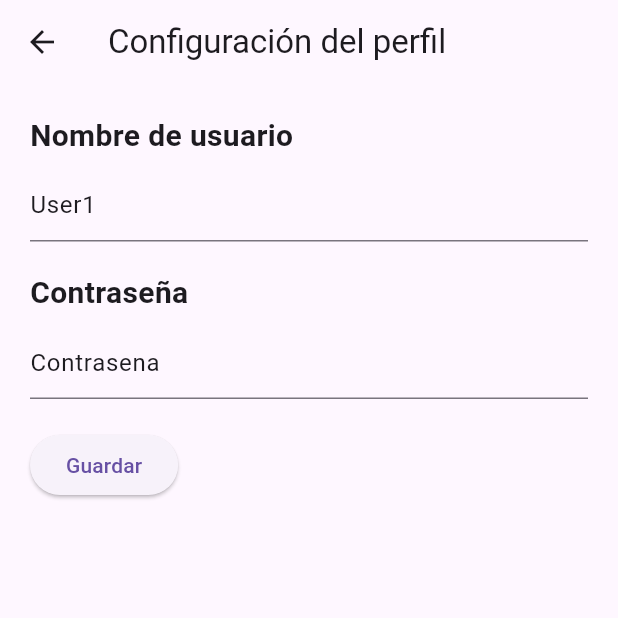
After one commit to DanielMillanM/PI3, a Flutter app: the UserConfig screen opened directly, after a tap on "Editar", on a phone screen of 412 x 824 dp, the top half of it. The commit adds this screen. Run offline on Flutter 3.47's test engine with Material 3 defaults, Android fonts, the phone set to English and light mode, and no system bars; our stand-ins replace flutter_map, geolocator, google_nav_bar, latlong2, shared_preferences; accounts and stored records are empty.

Commit message:
vista editar usuario y buzon de errores

```diff
--- a/app_turismo/lib/pages/main_page.dart
+++ b/app_turismo/lib/pages/main_page.dart
@@ -3,6 +3,7 @@
 import 'package:flutter/material.dart';
 import 'package:app_turismo/pages/login_page.dart';
 import 'package:app_turismo/pages/register_page.dart';
+
 
 class MyMainPage extends StatelessWidget {
   const MyMainPage({super.key});
--- a/app_turismo/lib/pages/settings.dart
+++ b/app_turismo/lib/pages/settings.dart
@@ -29,7 +29,7 @@ class _MySettingsState extends State<MySettings> {
                 leading: Icon(Icons.person, size: 40,),
                 title: Text("Configuración de perfil"),
                 onTap: () {
-                  // llamar a la página de detalles del lugar
+                    Navigator.pushNamed(context, "/userconfig");
                 },
               ),
               ListTile(
@@ -37,7 +37,7 @@ class _MySettingsState extends State<MySettings> {
                 title: Text("Buzón"),
                 subtitle: Text("Reportar errores"),
                 onTap: () {
-                  // llamar a la página de detalles del lugar
+                    Navigator.pushNamed(context, "/buzon");
                 },
               ),
               ListTile(
--- /dev/null
+++ b/app_turismo/lib/pages/user_config.dart
@@ -0,0 +1,82 @@
+import 'package:flutter/material.dart';
+
+class UserConfig extends StatefulWidget {
+  const UserConfig({Key? key}) : super(key: key);
+
+  @override
+  State<UserConfig> createState() => _UserConfigState();
+}
+
+class _UserConfigState extends State<UserConfig> {
+  String _username = "User1";
+  String _password = "Contrasena";
+
+  TextEditingController _usernameController = TextEditingController();
+  TextEditingController _passwordController = TextEditingController();
+
+  bool _isEditing = false;
+
+  @override
+  void initState() {
+    super.initState();
+    _usernameController.text = _username;
+    _passwordController.text = _password;
+  }
+
+  @override
+  Widget build(BuildContext context) {
+    return Scaffold(
+      appBar: AppBar(
+        title: Text("Configuración del perfil"),
+      ),
+      body: SafeArea(
+        child: Padding(
+          padding: const EdgeInsets.all(20.0),
+          child: Column(
+            crossAxisAlignment: CrossAxisAlignment.start,
+            children: [
+              Text(
+                "Nombre de usuario",
+                style: TextStyle(fontSize: 20, fontWeight: FontWeight.bold),
+              ),
+              SizedBox(height: 8),
+              TextFormField(
+                controller: _usernameController,
+                enabled: _isEditing,
+                decoration: InputDecoration(
+                  hintText: _username,
+                ),
+              ),
+              SizedBox(height: 20),
+              Text(
+                "Contraseña",
+                style: TextStyle(fontSize: 20, fontWeight: FontWeight.bold),
+              ),
+              SizedBox(height: 8),
+              TextFormField(
+                controller: _passwordController,
+                enabled: _isEditing,
+                decoration: InputDecoration(
+                  hintText: _password,
+                ),
+              ),
+              SizedBox(height: 20),
+              ElevatedButton(
+                onPressed: () {
+                  setState(() {
+                    if (_isEditing) {
+                      _username = _usernameController.text;
+                      _password = _passwordController.text;
+                    }
+                    _isEditing = !_isEditing;
+                  });
+                },
+                child: Text(_isEditing ? "Guardar" : "Editar"),
+              ),
+            ],
+          ),
+        ),
+      ),
+    );
+  }
+}
```
Also changed, not shown: app_turismo/lib/pages/buzon.dart (added, +52 -0 lines), 1 other file.
